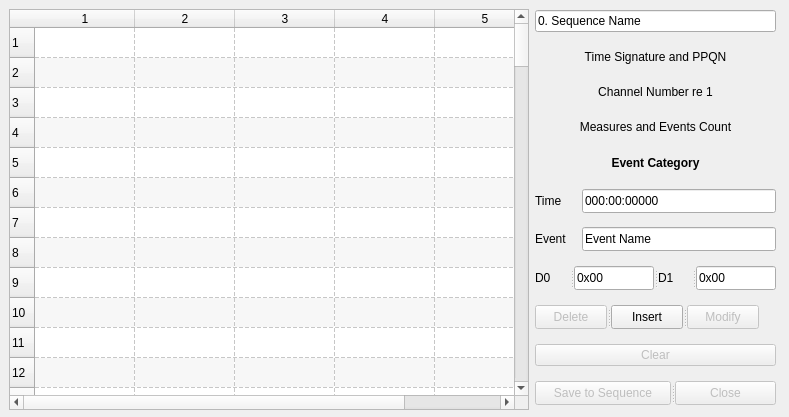
Old version of the form seq_qt5/forms/qseqeventframe.ui in the repository ahlstromcj/seq66.
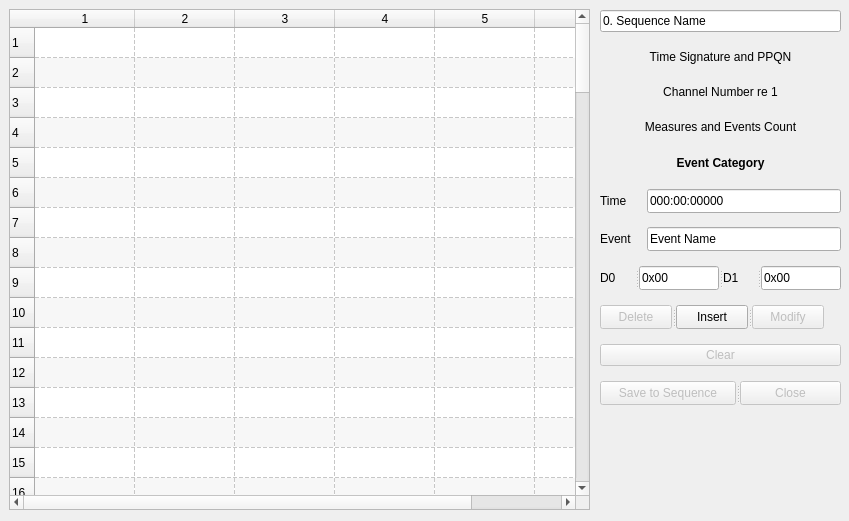
New version of the form.

Diff of the .ui file:
```diff
--- a/seq_qt5/forms/qseqeventframe.ui
+++ b/seq_qt5/forms/qseqeventframe.ui
@@ -6,8 +6,8 @@
    <rect>
     <x>0</x>
     <y>0</y>
-    <width>789</width>
-    <height>417</height>
+    <width>849</width>
+    <height>521</height>
    </rect>
   </property>
   <property name="sizePolicy">
@@ -24,12 +24,12 @@
     <rect>
      <x>9</x>
      <y>9</y>
-     <width>520</width>
-     <height>401</height>
+     <width>581</width>
+     <height>501</height>
     </rect>
    </property>
    <property name="sizePolicy">
-    <sizepolicy hsizetype="MinimumExpanding" vsizetype="MinimumExpanding">
+    <sizepolicy hsizetype="Maximum" vsizetype="Maximum">
      <horstretch>0</horstretch>
      <verstretch>0</verstretch>
     </sizepolicy>
@@ -59,7 +59,7 @@
     <number>100</number>
    </property>
    <property name="columnCount">
-    <number>5</number>
+    <number>6</number>
    </property>
    <row/>
    <row/>
@@ -166,11 +166,12 @@
    <column/>
    <column/>
    <column/>
+   <column/>
   </widget>
   <widget class="QWidget" name="layoutWidget">
    <property name="geometry">
     <rect>
-     <x>535</x>
+     <x>600</x>
      <y>9</y>
      <width>241</width>
      <height>401</height>
```
